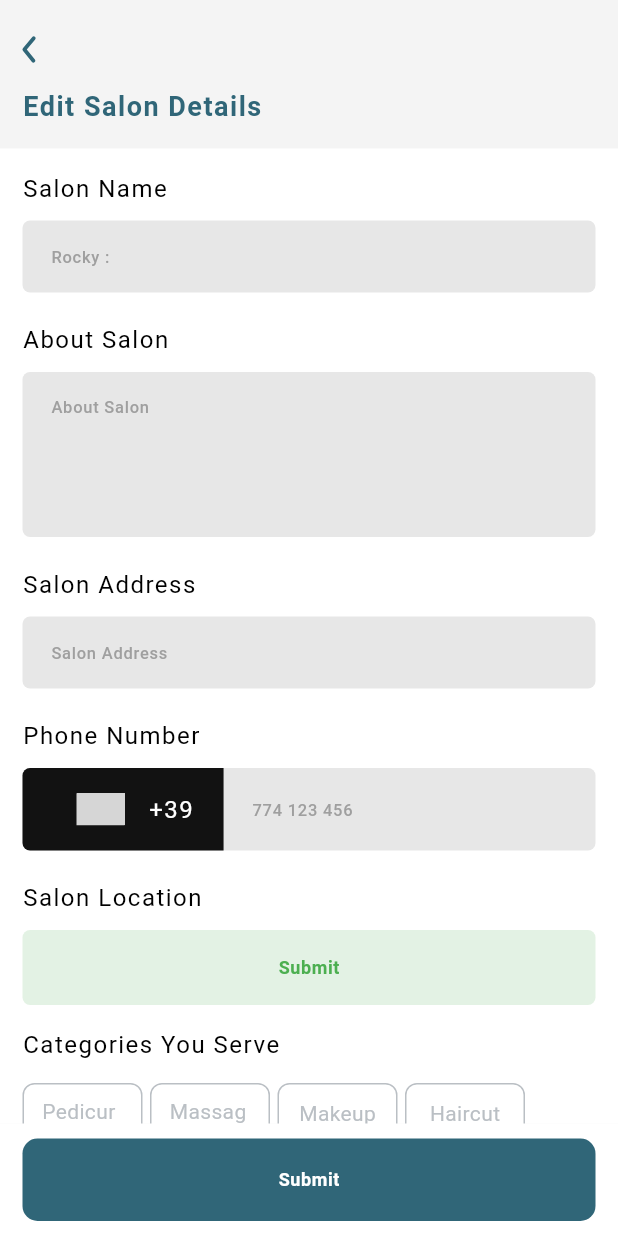
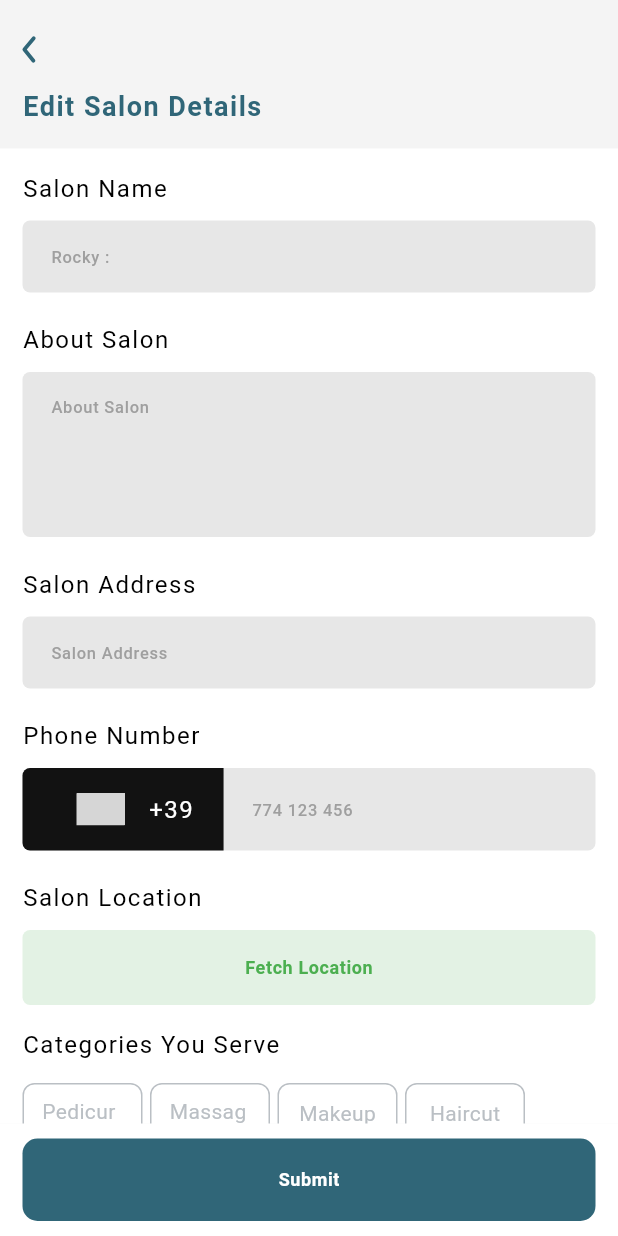
Before and after one commit to ozzene/mbsalon, a Flutter app: the EditSalonDetailsScreen screen opened directly, on a phone screen of 412 x 824 dp. Run offline on Flutter 3.47's test engine with Material 3 defaults, Android fonts, the light colour scheme and no system bars; drawn by our look-alikes of country_code_picker; our stand-ins replace connectivity_plus, device_preview, dio, dotted_border, flutter_svg, get and 3 more; accounts and stored records are empty; grey boxes are pictures that could not be loaded.

Commit message:
feat:updated the location button text

```diff
--- a/lib/view/screens/settings/widgets/edit_salon_details/edit_salon_details_screen.dart
+++ b/lib/view/screens/settings/widgets/edit_salon_details/edit_salon_details_screen.dart
@@ -322,7 +322,7 @@ class _EditSalonDetailsScreenState extends State<EditSalonDetailsScreen> {
                                     ),
                                     onPressed: () async {},
                                     child: Text(
-                                      'Submit',
+                                      'Fetch Location',
                                       style: Theme.of(context)
                                           .textTheme
                                           .bodySmall
```
